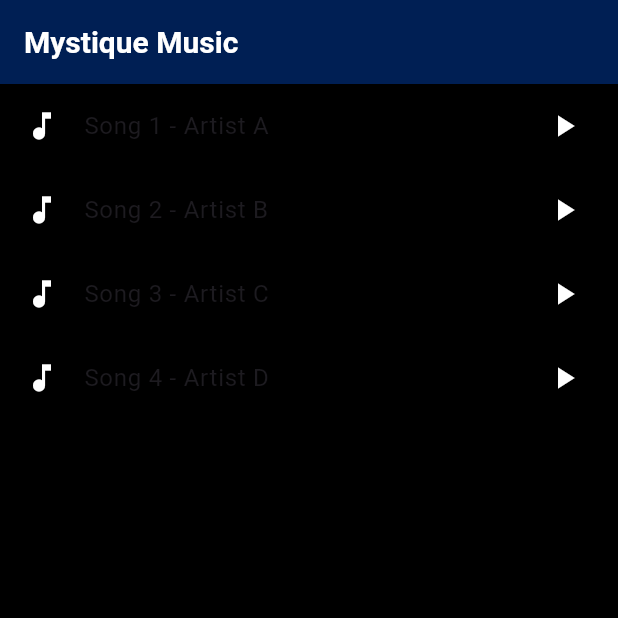
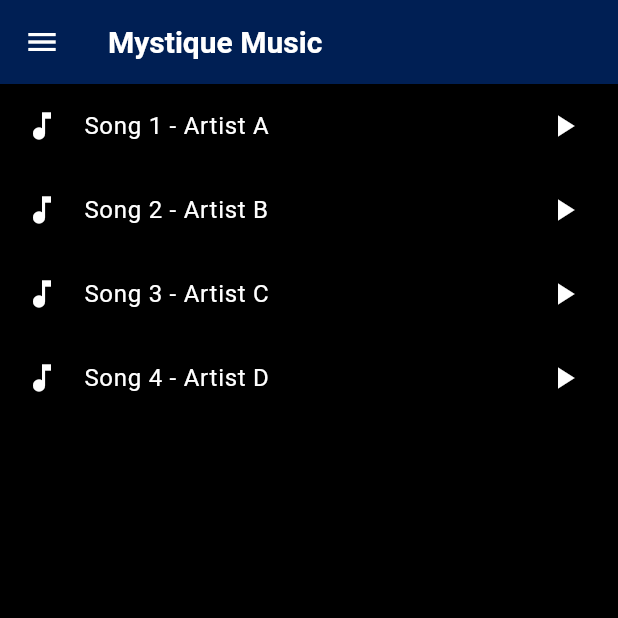
Before and after one commit to kerthnorth/mystiquemusic, a Flutter app: the screen it shows after launch, on a phone screen of 412 x 824 dp, the top half of it. Run offline on Flutter 3.47's test engine with Material 3 defaults, Android fonts, the phone set to English and light mode, and no system bars.

Commit message:
added a side bar

```diff
--- a/lib/screens/homescreen.dart
+++ b/lib/screens/homescreen.dart
@@ -9,7 +9,6 @@ class HomeScreen extends StatelessWidget {
     'Song 2 - Artist B',
     'Song 3 - Artist C',
     'Song 4 - Artist D',
-    // style: TextStyle(color: Colors.white, fontSize: 16),
   ];
 
   @override
@@ -18,17 +17,46 @@ class HomeScreen extends StatelessWidget {
       appBar: AppBar(
         title: const Text('Mystique Music'),
       ),
+      drawer: Drawer(
+        child: ListView(
+          children: [
+            const SizedBox(height: 16),
+            ListTile(
+              leading: const Icon(Icons.home),
+              title: const Text('Home'),
+              onTap: () {},
+            ),
+            const SizedBox(height: 16),
+            ListTile(
+              leading: const Icon(Icons.queue_music),
+              title: const Text('Playlists'),
+              onTap: () {},
+            ),
+            const SizedBox(height: 16),
+            ListTile(
+              leading: const Icon(Icons.library_music),
+              title: const Text('Library'),
+              onTap: () {},
+            ),
+            const SizedBox(height: 16),
+            ListTile(
+              leading: const Icon(Icons.settings),
+              title: const Text('Settings'),
+              onTap: () {},
+            ),
+          ],
+        ),
+      ),
       body: ListView.builder(
         itemCount: songTitles.length,
-
         itemBuilder: (context, index) {
           return ListTile(
-            // colors: Text(color: ),
-            leading: const Icon(color: Colors.white, Icons.music_note),
-            title: Text(songTitles[index]),
-
-            trailing: const Icon(color: Colors.white, Icons.play_arrow),
-              // color: primaryText, fontSize: 24, fontWeight: FontWeight.bold),
+            leading: const Icon(Icons.music_note, color: Colors.white),
+            title: Text(
+              songTitles[index],
+              style: const TextStyle(color: Colors.white, fontSize: 16),
+            ),
+            trailing: const Icon(Icons.play_arrow, color: Colors.white),
             onTap: () {
               // Navigate to the player screen when a song is tapped
               Navigator.push(
```
